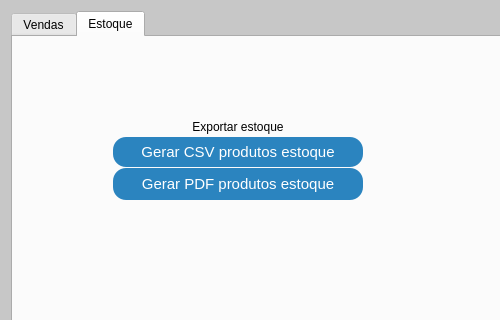
Before: the Qt Designer form relatorios.ui in GabR36/QEstoqueLoja, drawn with Qt 5; both pictures show x 0 to 500 and y 0 to 320 of the 1200 by 600 pixel window.
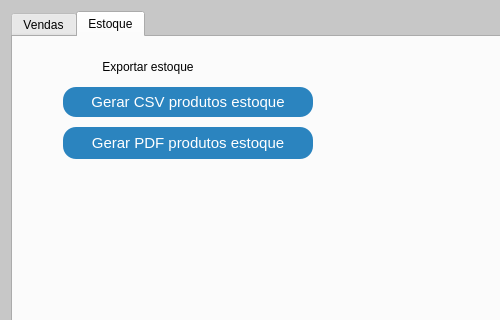
After: the same form once the commit is applied. The open tabs and pages were chosen to show the change.

Commit message: Grafico VALOR vendas por ano e mes ok

What changed in the file:
```diff
--- a/relatorios.ui
+++ b/relatorios.ui
@@ -133,8 +133,8 @@
          </property>
          <property name="geometry">
           <rect>
-           <x>100</x>
-           <y>80</y>
+           <x>10</x>
+           <y>20</y>
            <width>250</width>
            <height>20</height>
           </rect>
@@ -171,8 +171,8 @@
         <widget class="QPushButton" name="Btn_PdfGen">
          <property name="geometry">
           <rect>
-           <x>100</x>
-           <y>131</y>
+           <x>50</x>
+           <y>90</y>
            <width>250</width>
            <height>32</height>
           </rect>
@@ -205,8 +205,8 @@
         <widget class="QPushButton" name="Btn_CsvGen">
          <property name="geometry">
           <rect>
-           <x>100</x>
-           <y>100</y>
+           <x>50</x>
+           <y>50</y>
            <width>250</width>
            <height>30</height>
           </rect>
```
Left out of the diff: 2 changed lines with no effect on the pictures. The commit also changes 2 other files.
